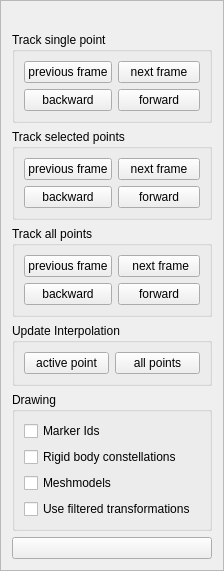
Above: src/ui/ui-files/WizardDigitizationFrame.ui from XROMMPackages/xmalab before the change. Below: the same form after it.
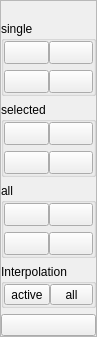
That is the form after the change. Icons and pictures are not drawn.

Diff of the .ui file:
```diff
--- a/src/ui/ui-files/WizardDigitizationFrame.ui
+++ b/src/ui/ui-files/WizardDigitizationFrame.ui
@@ -6,10 +6,16 @@
    <rect>
     <x>0</x>
     <y>0</y>
-    <width>201</width>
-    <height>522</height>
+    <width>96</width>
+    <height>297</height>
    </rect>
   </property>
+  <property name="sizePolicy">
+   <sizepolicy hsizetype="Preferred" vsizetype="Preferred">
+    <horstretch>0</horstretch>
+    <verstretch>0</verstretch>
+   </sizepolicy>
+  </property>
   <property name="windowTitle">
    <string>Frame</string>
   </property>
@@ -20,49 +26,151 @@
    <enum>QFrame::Raised</enum>
   </property>
   <layout class="QGridLayout" name="gridLayout">
+   <property name="horizontalSpacing">
+    <number>0</number>
+   </property>
+   <property name="margin">
+    <number>0</number>
+   </property>
+   <item row="0" column="0" colspan="2">
+    <widget class="QLabel" name="label">
+     <property name="sizePolicy">
+      <sizepolicy hsizetype="Preferred" vsizetype="Preferred">
+       <horstretch>0</horstretch>
+       <verstretch>0</verstretch>
+      </sizepolicy>
+     </property>
+     <property name="text">
+      <string/>
+     </property>
+     <property name="alignment">
+      <set>Qt::AlignCenter</set>
+     </property>
+     <property name="wordWrap">
+      <bool>true</bool>
+     </property>
+    </widget>
+   </item>
+   <item row="6" column="0" colspan="2">
+    <widget class="QPushButton" name="pushButton">
+     <property name="sizePolicy">
+      <sizepolicy hsizetype="Preferred" vsizetype="Preferred">
+       <horstretch>0</horstretch>
+       <verstretch>0</verstretch>
+      </sizepolicy>
+     </property>
+     <property name="text">
+      <string/>
+     </property>
+    </widget>
+   </item>
    <item row="3" column="0" colspan="2">
     <widget class="QGroupBox" name="groupBox_RB">
+     <property name="sizePolicy">
+      <sizepolicy hsizetype="Preferred" vsizetype="Preferred">
+       <horstretch>0</horstretch>
+       <verstretch>0</verstretch>
+      </sizepolicy>
+     </property>
      <property name="title">
-      <string>Track selected points</string>
+      <string>selected</string>
      </property>
      <layout class="QGridLayout" name="gridLayout_3">
-      <item row="1" column="0">
-       <widget class="QPushButton" name="pushButton_RBBack">
-        <property name="text">
-         <string>backward</string>
-        </property>
-        <property name="checkable">
-         <bool>true</bool>
-        </property>
-        <property name="autoExclusive">
-         <bool>false</bool>
-        </property>
-       </widget>
-      </item>
+      <property name="horizontalSpacing">
+       <number>0</number>
+      </property>
+      <property name="margin">
+       <number>0</number>
+      </property>
       <item row="0" column="0">
-       <widget class="QPushButton" name="pushButton_RBPrev">
-        <property name="text">
-         <string>previous frame</string>
+       <widget class="QToolButton" name="toolButton_RBPrev">
+        <property name="sizePolicy">
+         <sizepolicy hsizetype="Preferred" vsizetype="Preferred">
+          <horstretch>0</horstretch>
+          <verstretch>0</verstretch>
+         </sizepolicy>
         </property>
-       </widget>
-      </item>
-      <item row="1" column="1">
-       <widget class="QPushButton" name="pushButton_RBForw">
+        <property name="toolTip">
+         <string>Track selected points to previous frame</string>
+        </property>
         <property name="text">
-         <string>forward</string>
+         <string/>
         </property>
-        <property name="checkable">
-         <bool>true</bool>
-        </property>
-        <property name="autoExclusive">
-         <bool>false</bool>
+        <property name="icon">
+         <iconset resource="../calibrationtool_resources.qrc">
+          <normaloff>:/images/resource-files/icons/playbackward_blue.png</normaloff>:/images/resource-files/icons/playbackward_blue.png</iconset>
         </property>
        </widget>
       </item>
       <item row="0" column="1">
-       <widget class="QPushButton" name="pushButton_RBNext">
+       <widget class="QToolButton" name="toolButton_RBNext">
+        <property name="sizePolicy">
+         <sizepolicy hsizetype="Preferred" vsizetype="Preferred">
+          <horstretch>0</horstretch>
+          <verstretch>0</verstretch>
+         </sizepolicy>
+        </property>
+        <property name="toolTip">
+         <string>Track selected points to next frame</string>
+        </property>
         <property name="text">
-         <string>next frame</string>
+         <string/>
+        </property>
+        <property name="icon">
+         <iconset resource="../calibrationtool_resources.qrc">
+          <normaloff>:/images/resource-files/icons/play_blue.png</normaloff>:/images/resource-files/icons/play_blue.png</iconset>
+        </property>
+       </widget>
+      </item>
+      <item row="1" column="0">
+       <widget class="QToolButton" name="toolButton_RBBack">
+        <property name="sizePolicy">
+         <sizepolicy hsizetype="Preferred" vsizetype="Preferred">
+          <horstretch>0</horstretch>
+          <verstretch>0</verstretch>
+         </sizepolicy>
+        </property>
+        <property name="toolTip">
+         <string>Track selected points to backward</string>
+        </property>
+        <property name="text">
+         <string/>
+        </property>
+        <property name="icon">
+         <iconset resource="../calibrationtool_resources.qrc">
+          <normaloff>:/images/resource-files/icons/backward_blue.png</normaloff>:/images/resource-files/icons/backward_blue.png</iconset>
+        </property>
+        <property name="checkable">
+         <bool>true</bool>
+        </property>
+        <property name="autoExclusive">
+         <bool>false</bool>
+        </property>
+       </widget>
+      </item>
+      <item row="1" column="1">
+       <widget class="QToolButton" name="toolButton_RBForw">
+        <property name="sizePolicy">
+         <sizepolicy hsizetype="Preferred" vsizetype="Preferred">
+          <horstretch>0</horstretch>
+          <verstretch>0</verstretch>
+         </sizepolicy>
+        </property>
+        <property name="toolTip">
+         <string>Track selected points forward</string>
+        </property>
+        <property name="text">
+         <string/>
+        </property>
+        <property name="icon">
+         <iconset resource="../calibrationtool_resources.qrc">
+          <normaloff>:/images/resource-files/icons/forward_blue.png</normaloff>:/images/resource-files/icons/forward_blue.png</iconset>
+        </property>
+        <property name="checkable">
+         <bool>true</bool>
+        </property>
+        <property name="autoExclusive">
+         <bool>false</bool>
         </property>
        </widget>
       </item>
@@ -71,28 +179,79 @@
    </item>
    <item row="2" column="0" colspan="2">
     <widget class="QGroupBox" name="groupBox_Point">
+     <property name="sizePolicy">
+      <sizepolicy hsizetype="Preferred" vsizetype="Preferred">
+       <horstretch>0</horstretch>
+       <verstretch>0</verstretch>
+      </sizepolicy>
+     </property>
      <property name="title">
-      <string>Track single point</string>
+      <string>single</string>
      </property>
      <layout class="QGridLayout" name="gridLayout_2">
+      <property name="horizontalSpacing">
+       <number>0</number>
+      </property>
+      <property name="margin">
+       <number>0</number>
+      </property>
       <item row="0" column="1">
-       <widget class="QPushButton" name="pushButton_PointNext">
+       <widget class="QToolButton" name="toolButton_PointNext">
+        <property name="sizePolicy">
+         <sizepolicy hsizetype="Preferred" vsizetype="Preferred">
+          <horstretch>0</horstretch>
+          <verstretch>0</verstretch>
+         </sizepolicy>
+        </property>
+        <property name="toolTip">
+         <string>track single point to next frame</string>
+        </property>
         <property name="text">
-         <string>next frame</string>
+         <string/>
+        </property>
+        <property name="icon">
+         <iconset resource="../calibrationtool_resources.qrc">
+          <normaloff>:/images/resource-files/icons/play_blue.png</normaloff>:/images/resource-files/icons/play_blue.png</iconset>
         </property>
        </widget>
       </item>
       <item row="0" column="0">
-       <widget class="QPushButton" name="pushButton_PointPrev">
+       <widget class="QToolButton" name="toolButton_PointPrev">
+        <property name="sizePolicy">
+         <sizepolicy hsizetype="Preferred" vsizetype="Preferred">
+          <horstretch>0</horstretch>
+          <verstretch>0</verstretch>
+         </sizepolicy>
+        </property>
+        <property name="toolTip">
+         <string>track single point to previous frame</string>
+        </property>
         <property name="text">
-         <string>previous frame</string>
+         <string/>
+        </property>
+        <property name="icon">
+         <iconset resource="../calibrationtool_resources.qrc">
+          <normaloff>:/images/resource-files/icons/playbackward_blue.png</normaloff>:/images/resource-files/icons/playbackward_blue.png</iconset>
         </property>
        </widget>
       </item>
       <item row="1" column="1">
-       <widget class="QPushButton" name="pushButton_PointForw">
+       <widget class="QToolButton" name="toolButton_PointForw">
+        <property name="sizePolicy">
+         <sizepolicy hsizetype="Preferred" vsizetype="Preferred">
+          <horstretch>0</horstretch>
+          <verstretch>0</verstretch>
+         </sizepolicy>
+        </property>
+        <property name="toolTip">
+         <string>track single point forward</string>
+        </property>
         <property name="text">
-         <string>forward</string>
+         <string/>
+        </property>
+        <property name="icon">
+         <iconset resource="../calibrationtool_resources.qrc">
+          <normaloff>:/images/resource-files/icons/forward_blue.png</normaloff>:/images/resource-files/icons/forward_blue.png</iconset>
         </property>
         <property name="checkable">
          <bool>true</bool>
@@ -103,9 +262,22 @@
        </widget>
       </item>
       <item row="1" column="0">
-       <widget class="QPushButton" name="pushButton_PointBack">
+       <widget class="QToolButton" name="toolButton_PointBack">
+        <property name="sizePolicy">
+         <sizepolicy hsizetype="Preferred" vsizetype="Preferred">
+          <horstretch>0</horstretch>
+          <verstretch>0</verstretch>
+         </sizepolicy>
+        </property>
+        <property name="toolTip">
+         <string>track single point backward</string>
+        </property>
         <property name="text">
-         <string>backward</string>
+         <string/>
+        </property>
+        <property name="icon">
+         <iconset resource="../calibrationtool_resources.qrc">
+          <normaloff>:/images/resource-files/icons/backward_blue.png</normaloff>:/images/resource-files/icons/backward_blue.png</iconset>
         </property>
         <property name="checkable">
          <bool>true</bool>
@@ -120,28 +292,39 @@
    </item>
    <item row="4" column="0" colspan="2">
     <widget class="QGroupBox" name="groupBox_All">
+     <property name="sizePolicy">
+      <sizepolicy hsizetype="Preferred" vsizetype="Preferred">
+       <horstretch>0</horstretch>
+       <verstretch>0</verstretch>
+      </sizepolicy>
+     </property>
      <property name="title">
-      <string>Track all points</string>
+      <string>all</string>
      </property>
      <layout class="QGridLayout" name="gridLayout_4">
-      <item row="0" column="1">
-       <widget class="QPushButton" name="pushButton_AllNext">
-        <property name="text">
-         <string> next frame</string>
-        </property>
-       </widget>
-      </item>
-      <item row="0" column="0">
-       <widget class="QPushButton" name="pushButton_AllPrev">
-        <property name="text">
-         <string>previous frame</string>
-        </property>
-       </widget>
-      </item>
+      <property name="horizontalSpacing">
+       <number>0</number>
+      </property>
+      <property name="margin">
+       <number>0</number>
+      </property>
       <item row="1" column="0">
-       <widget class="QPushButton" name="pushButton_AllBack">
+       <widget class="QToolButton" name="toolButton_AllBack">
+        <property name="sizePolicy">
+         <sizepolicy hsizetype="Preferred" vsizetype="Preferred">
+          <horstretch>0</horstretch>
+          <verstretch>0</verstretch>
+         </sizepolicy>
+        </property>
+        <property name="toolTip">
+         <string>Track all points backward</string>
+        </property>
         <property name="text">
-         <string>backward</string>
+         <string/>
+        </property>
+        <property name="icon">
+         <iconset resource="../calibrationtool_resources.qrc">
+          <normaloff>:/images/resource-files/icons/backward_blue.png</normaloff>:/images/resource-files/icons/backward_blue.png</iconset>
         </property>
         <property name="checkable">
          <bool>true</bool>
@@ -151,10 +334,63 @@
         </property>
        </widget>
       </item>
+      <item row="0" column="0">
+       <widget class="QToolButton" name="toolButton_AllPrev">
+        <property name="sizePolicy">
+         <sizepolicy hsizetype="Preferred" vsizetype="Preferred">
+          <horstretch>0</horstretch>
+          <verstretch>0</verstretch>
+         </sizepolicy>
+        </property>
+        <property name="toolTip">
+         <string>Track all points to previous frame</string>
+        </property>
+        <property name="text">
+         <string/>
+        </property>
+        <property name="icon">
+         <iconset resource="../calibrationtool_resources.qrc">
+          <normaloff>:/images/resource-files/icons/playbackward_blue.png</normaloff>:/images/resource-files/icons/playbackward_blue.png</iconset>
+        </property>
+       </widget>
+      </item>
+      <item row="0" column="1">
+       <widget class="QToolButton" name="toolButton_AllNext">
+        <property name="sizePolicy">
+         <sizepolicy hsizetype="Preferred" vsizetype="Preferred">
+          <horstretch>0</horstretch>
+          <verstretch>0</verstretch>
+         </sizepolicy>
+        </property>
+        <property name="toolTip">
+         <string>Track all points to next frame</string>
+        </property>
+        <property name="text">
+         <string/>
+        </property>
+        <property name="icon">
+         <iconset resource="../calibrationtool_resources.qrc">
+          <normaloff>:/images/resource-files/icons/play_blue.png</normaloff>:/images/resource-files/icons/play_blue.png</iconset>
+        </property>
+       </widget>
+      </item>
       <item row="1" column="1">
-       <widget class="QPushButton" name="pushButton_AllForw">
+       <widget class="QToolButton" name="toolButton_AllForw">
+        <property name="sizePolicy">
+         <sizepolicy hsizetype="Preferred" vsizetype="Preferred">
+          <horstretch>0</horstretch>
+          <verstretch>0</verstretch>
+         </sizepolicy>
+        </property>
+        <property name="toolTip">
+         <string>Track all points to forward</string>
+        </property>
         <property name="text">
-         <string>forward</string>
+         <string/>
+        </property>
+        <property name="icon">
+         <iconset resource="../calibrationtool_resources.qrc">
+          <normaloff>:/images/resource-files/icons/forward_blue.png</normaloff>:/images/resource-files/icons/forward_blue.png</iconset>
         </property>
         <property name="checkable">
          <bool>true</bool>
@@ -173,84 +409,45 @@
    </item>
    <item row="5" column="0" colspan="2">
     <widget class="QGroupBox" name="groupBox_Interpolation">
+     <property name="sizePolicy">
+      <sizepolicy hsizetype="Preferred" vsizetype="Preferred">
+       <horstretch>0</horstretch>
+       <verstretch>0</verstretch>
+      </sizepolicy>
+     </property>
      <property name="title">
-      <string>Update Interpolation</string>
+      <string>Interpolation</string>
      </property>
      <layout class="QGridLayout" name="gridLayout_6">
+      <property name="horizontalSpacing">
+       <number>0</number>
+      </property>
+      <property name="margin">
+       <number>0</number>
+      </property>
       <item row="0" column="0">
-       <widget class="QPushButton" name="pushButton_InterpolateActive">
+       <widget class="QToolButton" name="toolButton_InterpolateActive">
+        <property name="sizePolicy">
+         <sizepolicy hsizetype="Preferred" vsizetype="Preferred">
+          <horstretch>0</horstretch>
+          <verstretch>0</verstretch>
+         </sizepolicy>
+        </property>
         <property name="text">
-         <string>active point</string>
+         <string>active</string>
         </property>
        </widget>
       </item>
       <item row="0" column="1">
-       <widget class="QPushButton" name="pushButton_InterpolateAll">
-        <property name="text">
-         <string>all points</string>
+       <widget class="QToolButton" name="toolButton_InterpolateAll">
+        <property name="sizePolicy">
+         <sizepolicy hsizetype="Preferred" vsizetype="Preferred">
+          <horstretch>0</horstretch>
+          <verstretch>0</verstretch>
+         </sizepolicy>
         </property>
-       </widget>
-      </item>
-     </layout>
-    </widget>
-   </item>
-   <item row="7" column="0" colspan="2">
-    <widget class="QPushButton" name="pushButton">
-     <property name="text">
-      <string/>
-     </property>
-    </widget>
-   </item>
-   <item row="0" column="0" colspan="2">
-    <widget class="QLabel" name="label">
-     <property name="text">
-      <string/>
-     </property>
-     <property name="alignment">
-      <set>Qt::AlignCenter</set>
-     </property>
-     <property name="wordWrap">
-      <bool>true</bool>
-     </property>
-    </widget>
-   </item>
-   <item row="6" column="0" colspan="2">
-    <widget class="QGroupBox" name="groupBox_Interpolation_2">
-     <property name="title">
-      <string>Drawing</string>
-     </property>
-     <layout class="QGridLayout" name="gridLayout_7">
-      <item row="0" column="0">
-       <widget class="QCheckBox" name="checkBoxMarkerIds">
         <property name="text">
-         <string>Marker Ids</string>
-        </property>
-       </widget>
-      </item>
-      <item row="3" column="0" colspan="4">
-       <widget class="QCheckBox" name="checkBox_DrawFiltered">
-        <property name="text">
-         <string>Use filtered transformations</string>
-        </property>
-       </widget>
-      </item>
-      <item row="2" column="0">
-       <widget class="QCheckBox" name="checkBoxRigidBodyMeshmodels">
-        <property name="maximumSize">
-         <size>
-          <width>16777215</width>
-          <height>16777215</height>
-         </size>
-        </property>
-        <property name="text">
-         <string>Meshmodels</string>
-        </property>
-       </widget>
-      </item>
-      <item row="1" column="0">
-       <widget class="QCheckBox" name="checkBoxRigidBodyConstellation">
-        <property name="text">
-         <string>Rigid body constellations</string>
+         <string>all</string>
         </property>
        </widget>
       </item>
```
Left out of the diff: 12 changed lines with no effect on the pictures.
